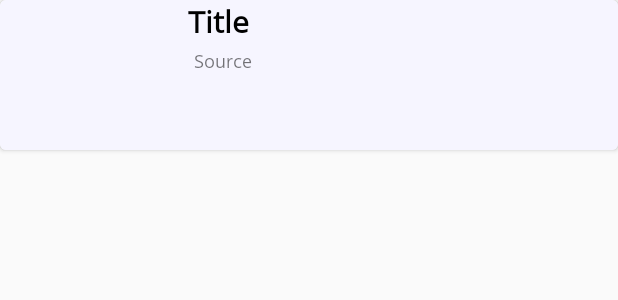
After one commit to aayush-meshram/spider-project-newsapp, an Android app: the layout card_view.xml on its own in the app's theme, with its tools: preview values and no code run, on a phone screen of 412 x 824 dp. The commit adds this screen. Shown: the top 300 px of the screen. Run offline under Robolectric (Android 15) with nearby library versions, the phone set to English and light mode, and no system bars; network calls fail.

Commit message:
added recycler view; loading of image to be worked on

```diff
--- a/app/build.gradle
+++ b/app/build.gradle
@@ -29,6 +29,8 @@ dependencies {
     implementation 'gr.pantrif:easy-android-splash-screen:0.0.1'
     implementation 'com.android.volley:volley:1.1.1'
     implementation 'com.google.code.gson:gson:2.8.6'
+    implementation 'androidx.cardview:cardview:1.0.0'
+    implementation 'androidx.recyclerview:recyclerview:1.1.0'
     testImplementation 'junit:junit:4.12'
     androidTestImplementation 'androidx.test.ext:junit:1.1.2'
     androidTestImplementation 'androidx.test.espresso:espresso-core:3.3.0'
--- a/app/src/main/AndroidManifest.xml
+++ b/app/src/main/AndroidManifest.xml
@@ -1,6 +1,8 @@
 <?xml version="1.0" encoding="utf-8"?>
 <manifest xmlns:android="http://schemas.android.com/apk/res/android"
     package="com.news.reporter">
+
+    <uses-permission android:name="android.permission.INTERNET" />
 
     <application
         android:allowBackup="true"
@@ -9,6 +11,7 @@
         android:roundIcon="@mipmap/ic_launcher_round"
         android:supportsRtl="true"
         android:theme="@style/AppTheme">
+        <activity android:name=".NewsActivity"></activity>
         <activity android:name=".SplashScreenActivity">
             <intent-filter>
                 <action android:name="android.intent.action.MAIN" />
@@ -16,7 +19,7 @@
                 <category android:name="android.intent.category.LAUNCHER" />
             </intent-filter>
         </activity>
-        <activity android:name=".MainActivity"/>
+        <activity android:name=".MainActivity" />
 
         <meta-data
             android:name="preloaded_fonts"
--- a/app/src/main/java/com/news/reporter/SplashScreenActivity.java
+++ b/app/src/main/java/com/news/reporter/SplashScreenActivity.java
@@ -24,8 +24,8 @@ public class SplashScreenActivity extends AppCompatActivity {
                 .withAfterLogoText("For the benefit of all")
                 .withLogo(R.mipmap.ic_launcher_round);
 
-        Typeface OpenSans = Typeface.createFromAsset(getAssets(), "open_sans.ttf");
-        config.getBeforeLogoTextView().setTypeface(OpenSans);
+        /*Typeface OpenSans = Typeface.create("ope);
+        config.getBeforeLogoTextView().setTypeface(OpenSans);*/
 
         config.getBeforeLogoTextView().setTextColor(getResources().getColor(R.color.white));
         config.getAfterLogoTextView().setTextColor(getResources().getColor(R.color.white));
--- /dev/null
+++ b/app/src/main/res/drawable/ic_android.xml
@@ -0,0 +1,5 @@
+<vector android:height="24dp" android:tint="#32CD32"
+    android:viewportHeight="24" android:viewportWidth="24"
+    android:width="24dp" xmlns:android="http://schemas.android.com/apk/res/android">
+    <path android:fillColor="#FF000000" android:pathData="M17.6,11.48 L19.44,8.3a0.63,0.63 0,0 0,-1.09 -0.63l-1.88,3.24a11.43,11.43 0,0 0,-8.94 0L5.65,7.67a0.63,0.63 0,0 0,-1.09 0.63L6.4,11.48A10.81,10.81 0,0 0,1 20L23,20A10.81,10.81 0,0 0,17.6 11.48ZM7,17.25A1.25,1.25 0,1 1,8.25 16,1.25 1.25,0 0,1 7,17.25ZM17,17.25A1.25,1.25 0,1 1,18.25 16,1.25 1.25,0 0,1 17,17.25Z"/>
+</vector>
--- /dev/null
+++ b/app/src/main/res/layout/card_view.xml
@@ -0,0 +1,44 @@
+<?xml version="1.0" encoding="utf-8"?>
+<androidx.cardview.widget.CardView xmlns:android="http://schemas.android.com/apk/res/android"
+    android:layout_width="match_parent"
+    android:layout_height="wrap_content"
+    xmlns:app="http://schemas.android.com/apk/res-auto"
+    app:cardCornerRadius="4dp"
+    android:padding="2dp"
+    android:background="@color/Maya">
+
+    <RelativeLayout
+        android:layout_width="match_parent"
+        android:layout_height="match_parent"
+        android:background="@color/white">
+
+        <ImageView
+            android:id="@+id/item_image"
+            android:layout_width="125dp"
+            android:layout_height="100dp"/>
+
+        <TextView
+            android:id="@+id/item_title"
+            android:layout_width="wrap_content"
+            android:layout_height="wrap_content"
+            android:layout_toEndOf="@+id/item_image"
+            android:text="Title"
+            android:fontFamily="@font/open_sans"
+            android:textStyle="bold"
+            android:textSize="20sp"
+            android:textColor="@android:color/black"/>
+
+        <TextView
+            android:id="@+id/item_source"
+            android:layout_width="wrap_content"
+            android:layout_height="wrap_content"
+            android:layout_below="@id/item_title"
+            android:fontFamily="@font/open_sans"
+            android:layout_toEndOf="@+id/item_image"
+            android:text="Source"
+            android:padding="4dp"
+            android:textSize="12sp" />
+
+    </RelativeLayout>
+
+</androidx.cardview.widget.CardView>
--- a/app/src/main/res/values/colors.xml
+++ b/app/src/main/res/values/colors.xml
@@ -6,4 +6,5 @@
     <color name="electricBlue">#06B2FF</color>
     <color name="white">#FCF6F5FF</color>
     <color name="aspenBlue">#059CFF</color>
+    <color name="Maya">#73C2FB</color>
 </resources>
--- a/app/src/main/res/values/styles.xml
+++ b/app/src/main/res/values/styles.xml
@@ -2,9 +2,9 @@
     <!-- Base application theme. -->
     <style name="AppTheme" parent="Theme.AppCompat.Light.NoActionBar">
         <!-- Customize your theme here. -->
-        <item name="colorPrimary">@color/colorPrimary</item>
-        <item name="colorPrimaryDark">@color/colorPrimaryDark</item>
-        <item name="colorAccent">@color/colorAccent</item>
+        <item name="colorPrimary">@color/electricBlue</item>
+        <item name="colorPrimaryDark">@color/aspenBlue</item>
+        <item name="colorAccent">@color/Maya</item>
     </style>
 
 </resources>
--- a/build.gradle
+++ b/build.gradle
@@ -16,6 +16,9 @@ allprojects {
     repositories {
         google()
         jcenter()
+           maven {
+               url "https://maven.google.com"
+           }
     }
 }
 
```
Also changed, not shown: app/src/main/java/com/news/reporter/ItemAdapter.java (added, +115 -0 lines), app/src/main/java/com/news/reporter/MainActivity.java (+33 -6 lines), app/src/main/java/com/news/reporter/NewsActivity.java (added, +122 -0 lines), app/src/main/java/com/news/reporter/NewsContent.java (added, +50 -0 lines), app/src/main/res/layout/news_layout.xml (added, +16 -0 lines).
